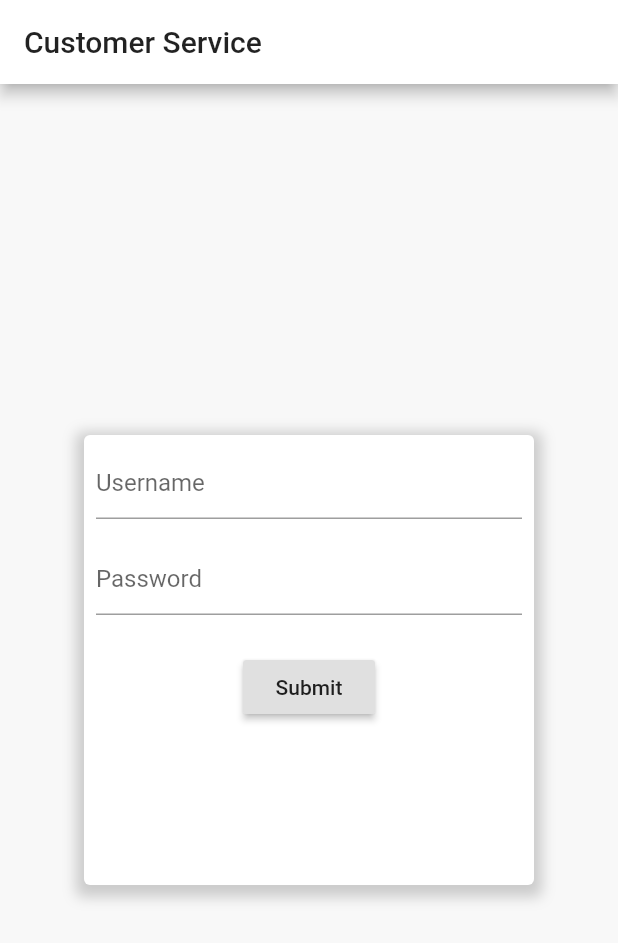
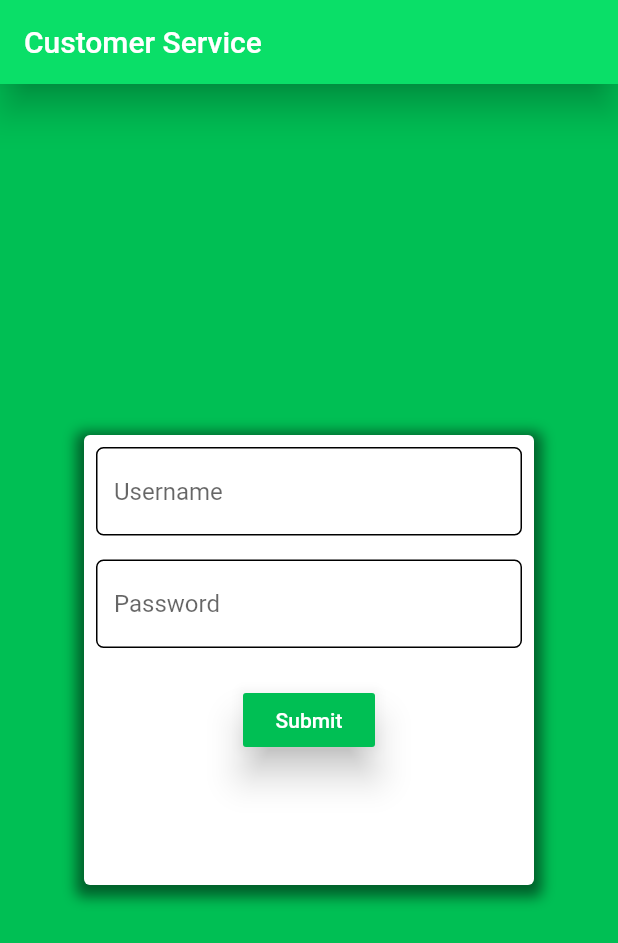
Before and after one commit to capitanergil/customer_service, a Flutter app: the screen it shows after launch, on a phone screen of 412 x 824 dp. Shown: the top 943 px of the screen. Run offline on Flutter 3.47's test engine with Material 2 defaults, Android fonts, the phone set to English and light mode, and no system bars; Roboto replaces fonts that are missing (Georgia).

Commit message:
Login UI renklendirildi.

```diff
--- a/lib/login_page.dart
+++ b/lib/login_page.dart
@@ -13,8 +13,9 @@ class _LoginPageState extends State<LoginPage> {
   Widget build(BuildContext context) {
     return Scaffold(
         appBar: AppBar(
-          backgroundColor: Colors.white,
-          title: Text('Customer Service'),
+          elevation: 10,
+          backgroundColor: Color.fromRGBO(10, 223, 104, 1),
+          title: Text('Customer Service', style: TextStyle(color: Colors.white),),
         ),
         body: SafeArea(
           child: Container(
@@ -28,7 +29,7 @@ class _LoginPageState extends State<LoginPage> {
                   borderRadius: BorderRadius.all(Radius.circular(4)),
                   boxShadow: [
                     BoxShadow(
-                        color: Colors.grey.withOpacity(0.5),
+                        color: Colors.black.withOpacity(0.5),
                         spreadRadius: 5,
                         blurRadius: 7,
                         offset: Offset(0, 3))
@@ -43,6 +44,26 @@ class _LoginPageState extends State<LoginPage> {
                           padding: const EdgeInsets.all(8.0),
                           child: TextFormField(
                             decoration: InputDecoration(
+                              enabledBorder: OutlineInputBorder(
+                                borderRadius: BorderRadius.circular(5),
+                                borderSide: BorderSide(
+                                  color: Colors.black
+                                )
+                              ),
+                                focusedBorder: OutlineInputBorder(
+                                    borderRadius: BorderRadius.circular(5),
+                                    borderSide: BorderSide(
+                                        color: Colors.black45
+                                    )
+                                ),
+                              errorBorder: OutlineInputBorder(
+                                borderRadius: BorderRadius.circular(5),
+                                borderSide: BorderSide(color: Colors.red)
+                              ),
+                              focusedErrorBorder: OutlineInputBorder(
+                                borderRadius: BorderRadius.circular(5),
+                                borderSide: BorderSide(color: Colors.black45)
+                              ),
                               hintText: 'Username'
                             ),
                             validator: (value) {
@@ -57,6 +78,26 @@ class _LoginPageState extends State<LoginPage> {
                           padding: const EdgeInsets.all(8.0),
                           child: TextFormField(
                             decoration: InputDecoration(
+                                enabledBorder: OutlineInputBorder(
+                                    borderRadius: BorderRadius.circular(5),
+                                    borderSide: BorderSide(
+                                        color: Colors.black
+                                    )
+                                ),
+                                focusedBorder: OutlineInputBorder(
+                                    borderRadius: BorderRadius.circular(5),
+                                    borderSide: BorderSide(
+                                        color: Colors.black45
+                                    )
+                                ),
+                                errorBorder: OutlineInputBorder(
+                                    borderRadius: BorderRadius.circular(5),
+                                    borderSide: BorderSide(color: Colors.red)
+                                ),
+                                focusedErrorBorder: OutlineInputBorder(
+                                    borderRadius: BorderRadius.circular(5),
+                                    borderSide: BorderSide(color: Colors.black45)
+                                ),
                                 hintText: 'Password'
                             ),
                             validator: (value) {
@@ -70,6 +111,7 @@ class _LoginPageState extends State<LoginPage> {
                         Padding(
                           padding: const EdgeInsets.symmetric(vertical: 16.0),
                           child: RaisedButton(
+                            elevation: 10,
                             onPressed: () {
                               // Validate returns true if the form is valid, or false
                               // otherwise.
@@ -79,7 +121,9 @@ class _LoginPageState extends State<LoginPage> {
                                     SnackBar(content: Text('Processing Data')));
                               }
                             },
-                            child: Text('Submit'),
+                            color: Theme.of(context).accentColor,
+                            child: Text('Submit', style: TextStyle(color: Colors.white),),
+
                           ),
                         ),
                       ]),
--- a/lib/main.dart
+++ b/lib/main.dart
@@ -8,6 +8,7 @@ import 'package:customer_service/admin/building_page.dart';
 import 'package:customer_service/admin/room_page.dart';
 import 'package:customer_service/admin/rooms_page.dart';
 import 'package:customer_service/admin/settings_page.dart';
+import 'package:flutter/foundation.dart';
 
 void main() => runApp(MyApp());
 
@@ -22,13 +23,14 @@ class MyApp extends StatelessWidget {
       theme: ThemeData(
         brightness: Brightness.light,
         primaryColor: Color.fromRGBO(248, 248, 248, 1),
-        accentColor: Color.fromRGBO(248, 248, 248, 1),
-//        fontFamily: 'Georgia',
-        textTheme: TextTheme(
-          headline1: TextStyle(fontSize: 72.0, fontWeight: FontWeight.bold),
-          headline6: TextStyle(fontSize: 36.0, fontStyle: FontStyle.italic),
-          bodyText2: TextStyle(fontSize: 14.0, fontFamily: 'Hind'),
-        ),
+        //accentColor: Color.fromRGBO(248, 248, 248, 1),
+        accentColor: Color.fromRGBO(0, 191, 84, 1),
+        fontFamily: 'Georgia',
+//        textTheme: TextTheme(
+//          headline1: TextStyle(fontSize: 72.0, fontWeight: FontWeight.bold),
+//          headline6: TextStyle(fontSize: 36.0, fontStyle: FontStyle.italic),
+//          bodyText: TextStyle(fontSize: 14.0, fontFamily: 'Hind'),
+//        ),
       ),
       initialRoute: '/',
       routes: {
```
Also changed, not shown: pubspec.lock, 1 other file.
